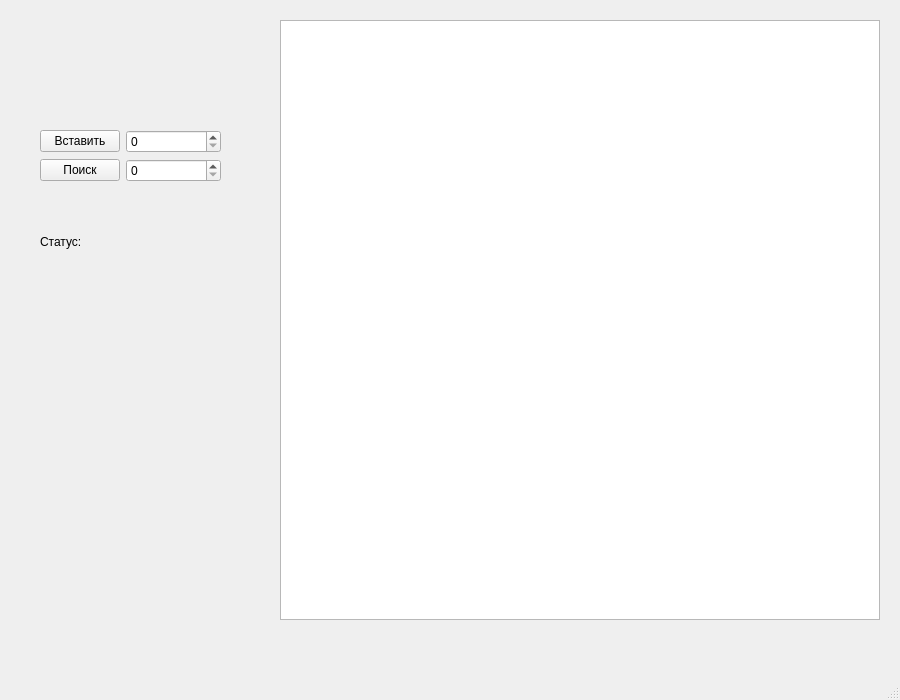
SaYxGal/Cursach, file mainwindow.ui: the form before one commit.
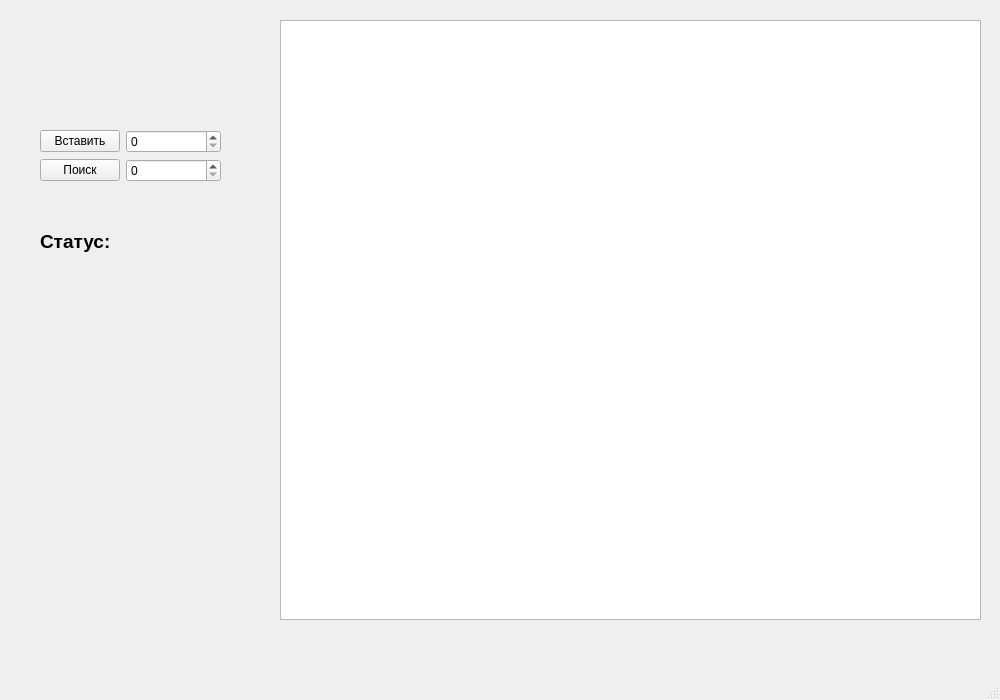
The form after the commit.

Diff of the .ui file:
```diff
--- a/mainwindow.ui
+++ b/mainwindow.ui
@@ -6,13 +6,19 @@
    <rect>
     <x>0</x>
     <y>0</y>
-    <width>900</width>
+    <width>1000</width>
     <height>700</height>
    </rect>
   </property>
+  <property name="minimumSize">
+   <size>
+    <width>1000</width>
+    <height>700</height>
+   </size>
+  </property>
   <property name="maximumSize">
    <size>
-    <width>900</width>
+    <width>1000</width>
     <height>700</height>
    </size>
   </property>
@@ -25,7 +31,7 @@
      <rect>
       <x>280</x>
       <y>20</y>
-      <width>600</width>
+      <width>701</width>
       <height>600</height>
      </rect>
     </property>
@@ -80,6 +86,13 @@
     <layout class="QVBoxLayout" name="verticalLayout">
      <item>
       <widget class="QLabel" name="status">
+       <property name="font">
+        <font>
+         <pointsize>14</pointsize>
+         <weight>75</weight>
+         <bold>true</bold>
+        </font>
+       </property>
        <property name="text">
         <string>Статус:</string>
        </property>
```
Left out of the diff: 9 changed lines with no effect on the pictures.
